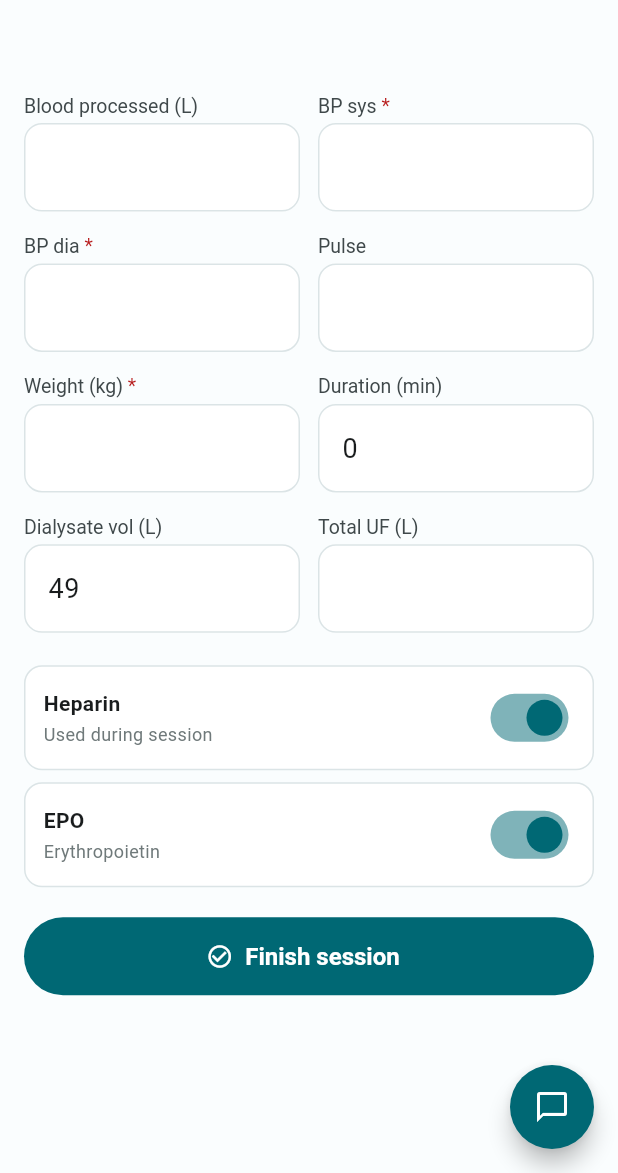
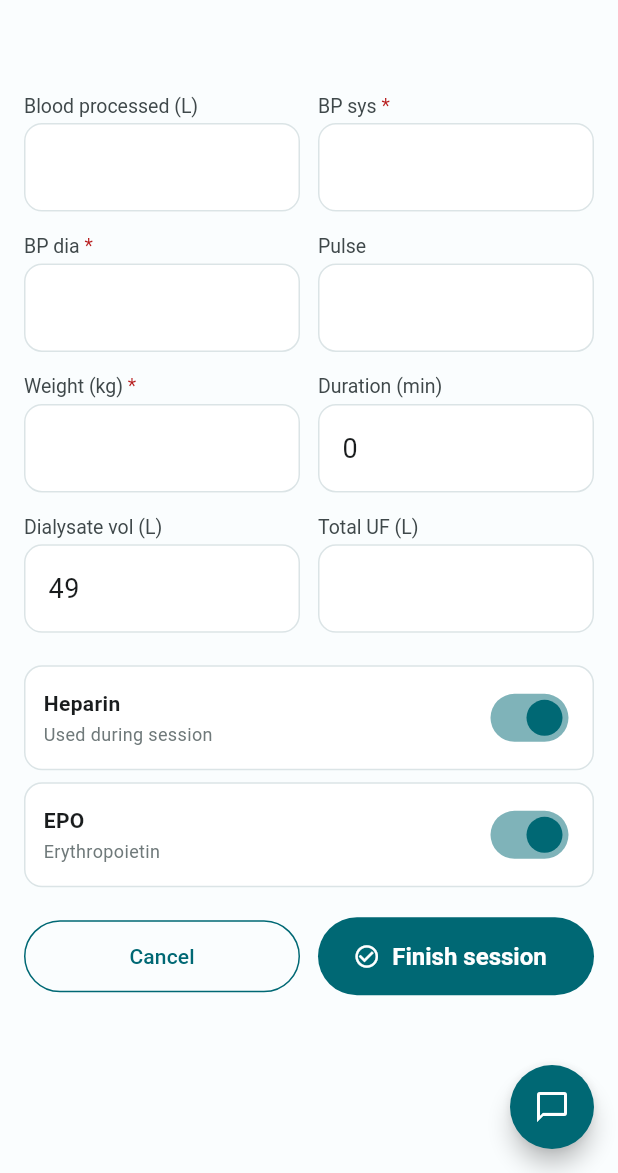
Before and after one commit to ntg2208/home-hemodialysis-tracker, a Flutter app: the PostTreatment screen opened directly with empty values, on a phone screen of 412 x 824 dp, the part 63-1236 px from its top. Run offline on Flutter 3.47's test engine with Material 3 defaults, Android fonts, the light colour scheme and no system bars; our stand-ins replace cloud_firestore, dio, firebase_auth, firebase_core, fl_chart, flutter_local_notifications and 7 more; accounts and stored records are empty; generated files the repository leaves out were written again; network calls fail.

Commit message:
feat(flutter): add Cancel button to post screen + back returns to active session

```diff
--- a/flutter/lib/features/treatment/screens/post.dart
+++ b/flutter/lib/features/treatment/screens/post.dart
@@ -23,11 +23,13 @@ class PostTreatment extends ConsumerStatefulWidget {
     required this.session,
     required this.consumed,
     required this.onSaved,
+    required this.onCancel,
   });
 
   final Session session;
   final SessionConsumed consumed;
   final VoidCallback onSaved;
+  final VoidCallback onCancel;
 
   @override
   ConsumerState<PostTreatment> createState() => _PostTreatmentState();
@@ -201,7 +203,16 @@ class _PostTreatmentState extends ConsumerState<PostTreatment> {
             onChanged: (v) => setState(() => _epoUsed = v),
           ),
           const SizedBox(height: 20),
-          SaveButton(
+          Row(children: [
+            Expanded(
+              child: OutlinedButton(
+                onPressed: _saving ? null : widget.onCancel,
+                child: const Text('Cancel'),
+              ),
+            ),
+            const SizedBox(width: 12),
+            Expanded(
+              child: SaveButton(
                 saving: _saving,
                 enabled: _ready,
                 error: _error,
@@ -209,6 +220,8 @@ class _PostTreatmentState extends ConsumerState<PostTreatment> {
                 label: 'Finish session',
                 onPressed: _submit,
               ),
+            ),
+          ]),
           const SizedBox(height: 24),
         ],
       ),
```
Also changed, not shown: flutter/lib/features/treatment/treatment_flow.dart (+15 -2 lines). Lines whose indentation alone changed are shown as unchanged.
